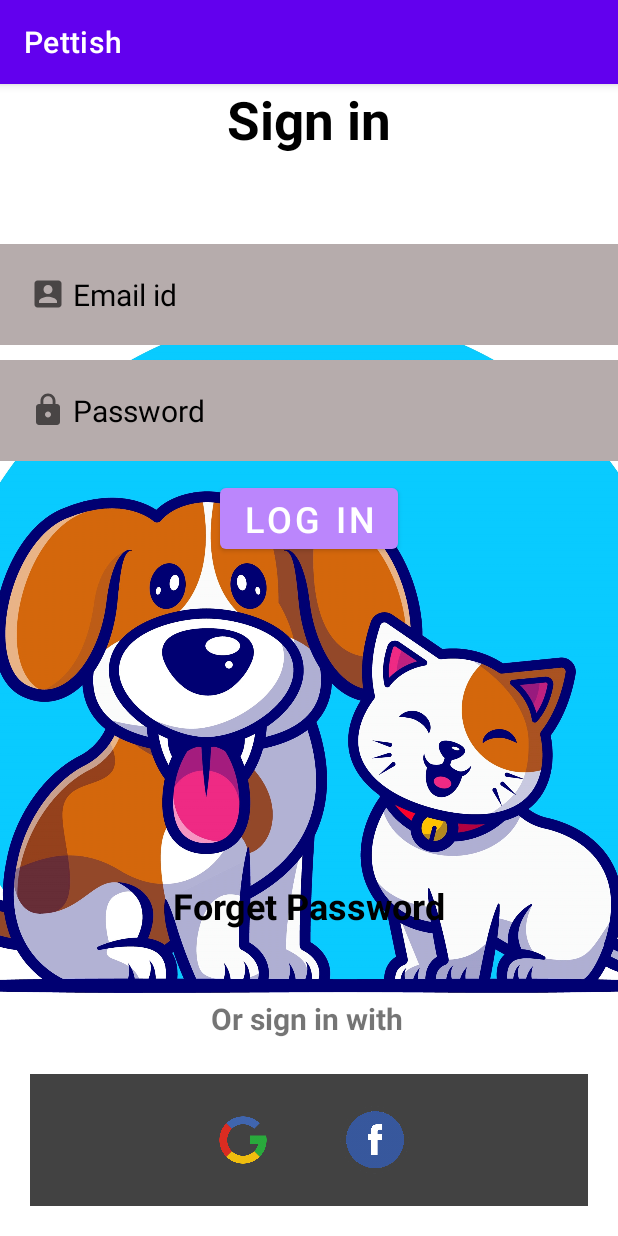
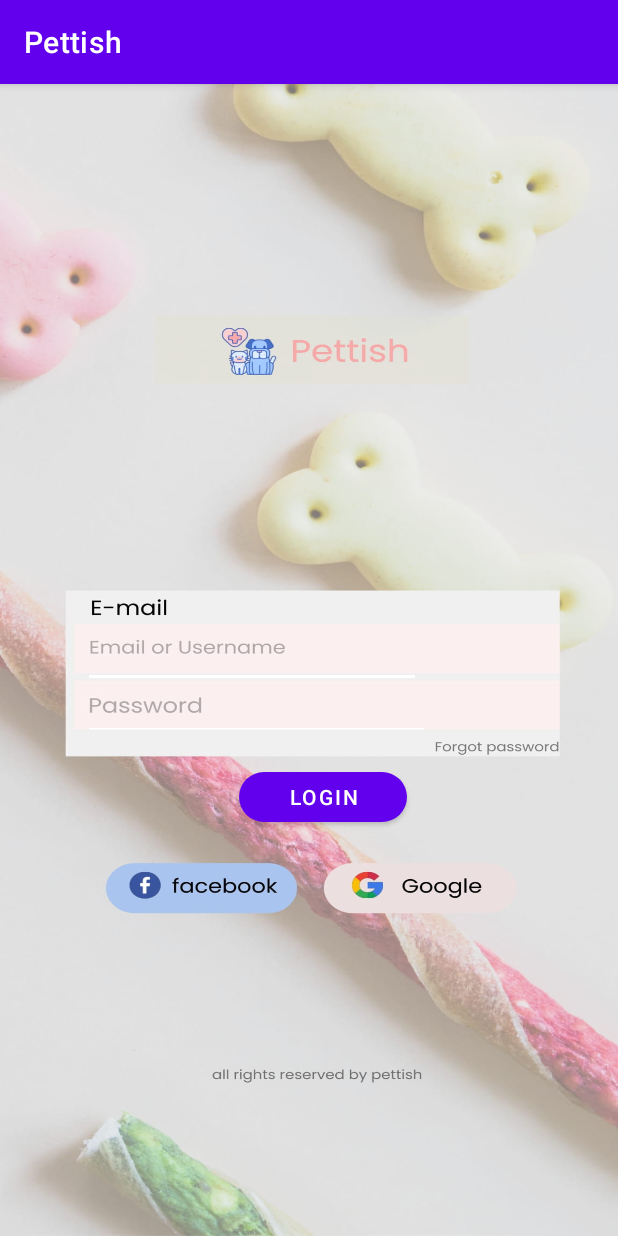
Before and after one commit to abhi01ag/Pettish-App, an Android app: the screen it shows after launch (login), on a phone screen of 412 x 824 dp. Run offline under Robolectric (Android 15) with nearby library versions, the phone set to English and light mode, and no system bars.

Commit message:
ui changed

```diff
--- a/app/src/main/java/com/example/pettish1/login.java
+++ b/app/src/main/java/com/example/pettish1/login.java
@@ -17,8 +17,8 @@ public class login extends AppCompatActivity {
         super.onCreate(savedInstanceState);
         setContentView(R.layout.activity_login);
 
-        TextView emailid = (TextView) findViewById(R.id.emailid);
-        TextView password = (TextView) findViewById((R.id.Password));
+        TextView emailid = (TextView) findViewById(R.id.editTextTextEmailAddress);
+        TextView password = (TextView) findViewById((R.id.editTextTextPassword));
 
         MaterialButton loginbtn = (MaterialButton) findViewById(R.id.loginbtn);
 
@@ -30,7 +30,7 @@ public class login extends AppCompatActivity {
                 if(emailid.getText().toString().equals("admin@pettish.com") && password.getText().toString().equals("pettish")){
                     //correct
                     //Toast.makeText(login.this,"LOGIN SUCESSFULL",Toast.LENGTH_SHORT).show();
-                    Intent intent = new Intent(login.this,homepage.class);
+                    Intent intent   = new Intent(login.this,homepage.class);
                     startActivity(intent);
 
                 }else
--- a/app/src/main/res/layout/activity_login.xml
+++ b/app/src/main/res/layout/activity_login.xml
@@ -4,92 +4,10 @@
     xmlns:tools="http://schemas.android.com/tools"
     android:id="@+id/constraintLayout"
     android:layout_width="match_parent"
-    android:background="@drawable/pet2"
+    android:background="@drawable/loginui"
     android:layout_height="match_parent"
-    tools:context=".login">
+   >
 
-    <TextView
-        android:id="@+id/Signin"
-        android:layout_width="match_parent"
-        android:layout_height="wrap_content"
-        android:gravity="center"
-        android:text="Sign in"
-        android:textColor="@color/black"
-        android:textSize="35dp"
-        android:textStyle="bold" />
-
-    <EditText
-        android:id="@+id/emailid"
-        android:layout_width="match_parent"
-        android:layout_height="wrap_content"
-        android:layout_below="@+id/Signin"
-        android:layout_marginTop="59dp"
-        android:background="#B6ACAC"
-        android:drawableLeft="@drawable/ic_baseline_account_box_24"
-        android:hint=" Email id"
-        android:padding="20dp"
-        android:textColor="@color/black"
-        android:textColorHint="@color/black"
-        android:textSize="20sp" />
-
-    <EditText
-        android:id="@+id/Password"
-        android:layout_width="match_parent"
-        android:layout_height="wrap_content"
-        android:layout_below="@+id/emailid"
-        android:layout_marginTop="10dp"
-        android:background="#B6ACAC"
-        android:drawableLeft="@drawable/ic_baseline_lock_24"
-        android:hint=" Password"
-        android:inputType="textPassword"
-        android:padding="20dp"
-        android:textColor="@color/black"
-        android:textColorHint="@color/black"
-        android:textSize="20sp" />
-
-    <com.google.android.material.button.MaterialButton
-        android:id="@+id/loginbtn"
-        android:layout_width="wrap_content"
-        android:layout_height="wrap_content"
-        android:layout_below="@id/Password"
-        android:layout_centerHorizontal="true"
-        android:layout_marginTop="12dp"
-        android:text="LOG IN"
-        android:textColor="@color/white"
-        android:textSize="24sp"
-        app:backgroundTint="@color/purple_200" />
-
-
-    <TextView
-        android:id="@+id/forgetpassword"
-        android:layout_width="wrap_content"
-        android:layout_height="wrap_content"
-        android:layout_below="@id/loginbtn"
-        android:layout_centerHorizontal="true"
-        android:layout_marginStart="20dp"
-        android:layout_marginTop="215dp"
-        android:layout_marginEnd="20dp"
-        android:layout_marginBottom="20dp"
-        android:backgroundTint="@color/black"
-        android:shadowColor="#D82525"
-        android:text="Forget Password"
-        android:textColor="@color/black"
-        android:textColorHighlight="#C82424"
-        android:textSize="24sp"
-        android:textStyle="bold" />
-
-    <TextView
-        android:id="@+id/socialapp"
-        android:layout_width="wrap_content"
-        android:layout_height="wrap_content"
-        android:layout_above="@id/socialicon"
-        android:layout_alignParentEnd="true"
-        android:layout_marginEnd="143dp"
-        android:layout_marginBottom="3dp"
-        android:text="Or sign in with"
-        android:textAlignment="center"
-        android:textSize="20dp"
-        android:textStyle="bold" />
 
     <LinearLayout
         android:id="@+id/socialicon"
@@ -99,27 +17,61 @@
         android:layout_marginStart="20dp"
         android:layout_marginTop="20dp"
         android:layout_marginEnd="20dp"
-        android:layout_marginBottom="20dp"
+        android:layout_marginBottom="0dp"
         android:background="@color/cardview_dark_background"
-        android:gravity="center">
+        android:gravity="center"
+        android:orientation="horizontal" />
 
 
-        <ImageView
-            android:layout_width="48dp"
-            android:layout_height="48dp"
-            android:layout_margin="20dp"
-            android:src="@drawable/google" />
+    <androidx.constraintlayout.widget.ConstraintLayout
+        android:layout_width="match_parent"
+        android:layout_height="match_parent">
 
-        <ImageView
-            android:layout_width="48dp"
-            android:layout_height="48dp"
-            android:layout_margin="20dp"
-            android:src="@drawable/facebook">
+        <com.google.android.material.button.MaterialButton
+            android:id="@+id/loginbtn"
+            android:layout_width="112dp"
+            android:layout_height="45dp"
 
-        </ImageView>
+            android:text="login"
+            app:layout_constraintBottom_toBottomOf="parent"
+            app:layout_constraintEnd_toEndOf="parent"
+            app:layout_constraintHorizontal_bias="0.531"
+            app:layout_constraintStart_toStartOf="parent"
+            app:layout_constraintTop_toTopOf="parent"
+            app:layout_constraintVertical_bias="0.626"
+            app:shapeAppearance="@style/ShapeAppearanceOverlay.MaterialAlertDialog.Material3"
+            app:shapeAppearanceOverlay="@style/ShapeAppearanceOverlay.MaterialAlertDialog.Material3" />
 
-    </LinearLayout>
 
+        <EditText
+            android:id="@+id/editTextTextEmailAddress"
+            android:layout_width="225dp"
+            android:layout_height="42dp"
+            android:backgroundTint="@color/white"
+            android:ems="10"
+            android:inputType="textEmailAddress"
+            android:textColor="@color/black"
+            app:layout_constraintBottom_toTopOf="@+id/loginbtn"
+            app:layout_constraintEnd_toEndOf="parent"
+            app:layout_constraintHorizontal_bias="0.295"
+            app:layout_constraintStart_toStartOf="parent"
+            app:layout_constraintTop_toTopOf="parent"
+            app:layout_constraintVertical_bias="0.879" />
+
+        <EditText
+            android:id="@+id/editTextTextPassword"
+            android:layout_width="231dp"
+            android:layout_height="37dp"
+            android:layout_marginTop="40dp"
+            android:backgroundTint="@color/white"
+            android:ems="10"
+            android:inputType="textPassword"
+            android:textColor="@color/black"
+            app:layout_constraintEnd_toEndOf="parent"
+            app:layout_constraintHorizontal_bias="0.305"
+            app:layout_constraintStart_toStartOf="parent"
+            app:layout_constraintTop_toTopOf="@+id/editTextTextEmailAddress" />
+    </androidx.constraintlayout.widget.ConstraintLayout>
 
 
 </RelativeLayout>
```
Also changed, not shown: app/src/main/java/com/example/pettish1/homepage.java (+59 -41 lines), app/src/main/res/drawable/ic_baseline_menu_24.xml (added, +10 -0 lines), app/src/main/res/layout/activity_homepage.xml (+126 -137 lines), app/src/main/res/layout/activity_main.xml (+2 -44 lines), app/src/main/res/layout/header.xml (added, +40 -0 lines), app/src/main/res/menu/main_menu.xml (added, +29 -0 lines), app/src/main/res/menu/menu_homepage.xml (+17 -0 lines), app/src/main/res/values/strings.xml (+5 -2 lines), app/src/main/res/xml/header_scene.xml (added, +19 -0 lines), app/src/main/res/drawable/button1d.jpg (added), app/src/main/res/drawable/button2la.jpg (added), app/src/main/res/drawable/button3parrot.jpg (added), app/src/main/res/drawable/button4cat.jpg (added), app/src/main/res/drawable/homepageui.jpg (added), 2 more files.
